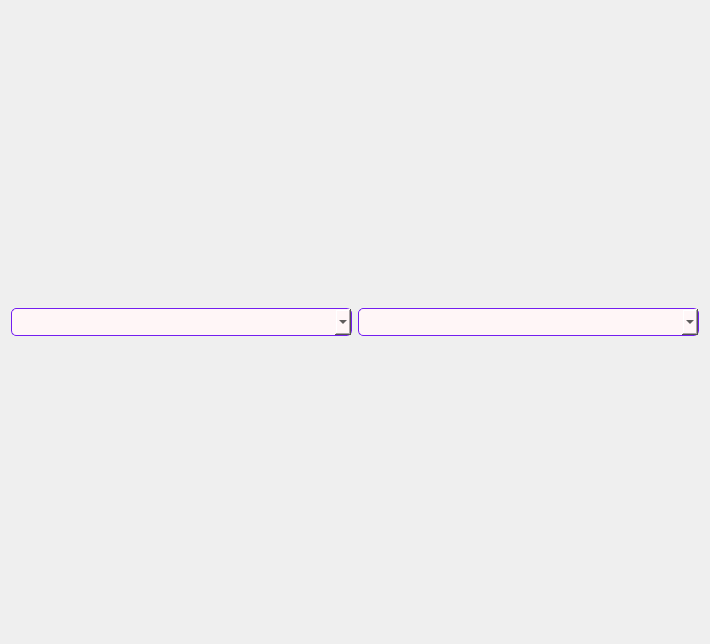
This is mainWindow/statistic.ui in tapkichvuong/CT182_project as Qt 5 draws it before an edit. The edited form follows.
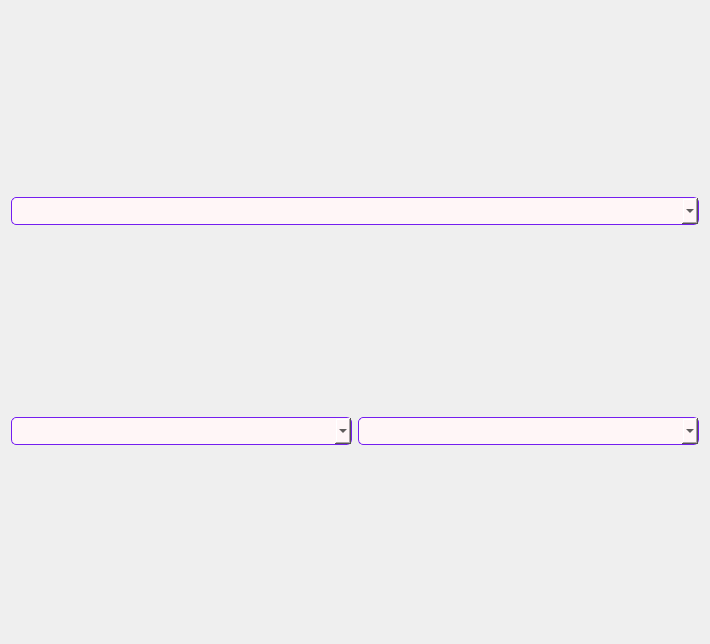
This is the edited form.

Diff of the .ui file:
```diff
--- a/mainWindow/statistic.ui
+++ b/mainWindow/statistic.ui
@@ -14,8 +14,27 @@
    <string>Form</string>
   </property>
   <layout class="QGridLayout" name="gridLayout_4">
-   <item row="0" column="0">
-    <layout class="QGridLayout" name="gridLayout">
+   <item row="1" column="0">
+    <layout class="QGridLayout" name="gridLayout_pie">
+     <item row="0" column="0">
+      <widget class="QComboBox" name="pieChart_combo_box">
+       <property name="font">
+        <font>
+         <pointsize>13</pointsize>
+        </font>
+       </property>
+       <property name="styleSheet">
+        <string notr="true">background-color: rgb(255, 246, 247);
+border: 1px solid rgb(116, 30, 240);
+border-radius: 5px;
+padding: 2px;</string>
+       </property>
+      </widget>
+     </item>
+    </layout>
+   </item>
+   <item row="2" column="0">
+    <layout class="QGridLayout" name="gridLayout_Line">
      <item row="0" column="0">
       <widget class="QComboBox" name="year_combo_box">
        <property name="font">
@@ -48,12 +67,6 @@
      </item>
     </layout>
    </item>
-   <item row="1" column="0">
-    <layout class="QGridLayout" name="gridLayout_2"/>
-   </item>
-   <item row="2" column="0">
-    <layout class="QGridLayout" name="gridLayout_3"/>
-   </item>
   </layout>
  </widget>
  <resources/>
```
